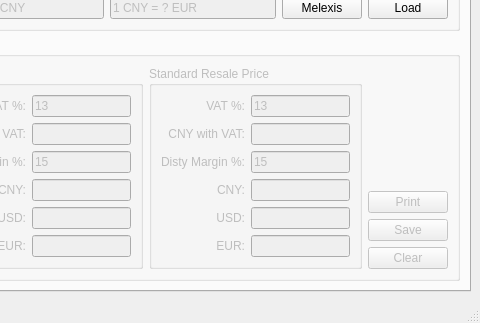
The window that main_window.ui (lgnq/EasyQuotation) describes before a commit, drawn with Qt 5; both pictures show x 266 to 746 and y 375 to 698 of the 746 by 698 pixel window.
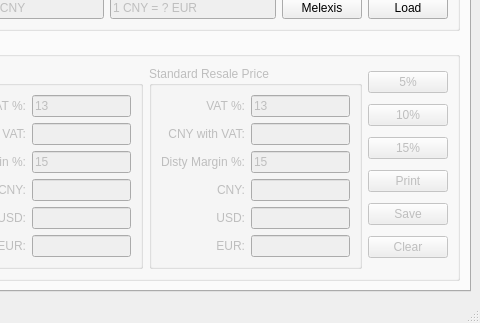
The same window after the commit. Custom widgets are drawn as their Qt base class.

Commit message: add 3 buttons for disty margin quick setting

```diff
--- a/main_window.ui
+++ b/main_window.ui
@@ -626,17 +626,25 @@
            <item>
             <layout class="QVBoxLayout" name="verticalLayout">
              <item>
-              <spacer name="verticalSpacer_2">
-               <property name="orientation">
-                <enum>Qt::Vertical</enum>
+              <widget class="QPushButton" name="p5">
+               <property name="text">
+                <string>5%</string>
                </property>
-               <property name="sizeHint" stdset="0">
-                <size>
-                 <width>20</width>
-                 <height>40</height>
-                </size>
+              </widget>
+             </item>
+             <item>
+              <widget class="QPushButton" name="p10">
+               <property name="text">
+                <string>10%</string>
                </property>
-              </spacer>
+              </widget>
+             </item>
+             <item>
+              <widget class="QPushButton" name="p15">
+               <property name="text">
+                <string>15%</string>
+               </property>
+              </widget>
              </item>
              <item>
               <widget class="QPushButton" name="pushButton_3">
```
The commit also changes 1 other file.
